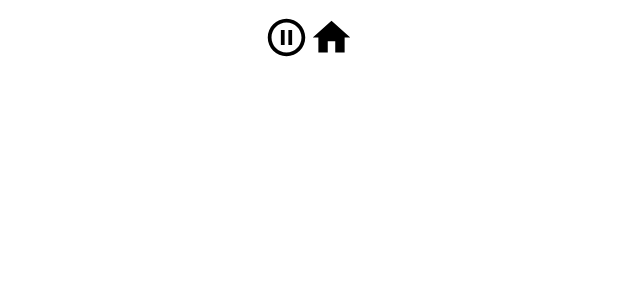
After one commit to danon21/Android-, an Android app built with Jetpack Compose: the layout activity_game.xml on its own in the app's theme, with its tools: preview values and no code run, on a phone screen of 412 x 824 dp. The commit adds this screen. Shown: the top 300 px of the screen. Run offline under Robolectric (Android 15) with nearby library versions, the phone set to English and light mode, and no system bars.

Commit message:
Главное меню работает, GameViwe встроено, но работает с ошибками

```diff
--- /dev/null
+++ b/app/src/main/res/drawable/home_30.xml
@@ -0,0 +1,5 @@
+<vector android:height="30dp" android:tint="#000000"
+    android:viewportHeight="24" android:viewportWidth="24"
+    android:width="30dp" xmlns:android="http://schemas.android.com/apk/res/android">
+    <path android:fillColor="@android:color/white" android:pathData="M10,20v-6h4v6h5v-8h3L12,3 2,12h3v8z"/>
+</vector>
--- /dev/null
+++ b/app/src/main/res/drawable/pause_circle_30.xml
@@ -0,0 +1,5 @@
+<vector android:height="30dp" android:tint="#000000"
+    android:viewportHeight="24" android:viewportWidth="24"
+    android:width="30dp" xmlns:android="http://schemas.android.com/apk/res/android">
+    <path android:fillColor="@android:color/white" android:pathData="M9,16h2L11,8L9,8v8zM12,2C6.48,2 2,6.48 2,12s4.48,10 10,10 10,-4.48 10,-10S17.52,2 12,2zM12,20c-4.41,0 -8,-3.59 -8,-8s3.59,-8 8,-8 8,3.59 8,8 -3.59,8 -8,8zM13,16h2L15,8h-2v8z"/>
+</vector>
--- /dev/null
+++ b/app/src/main/res/layout/activity_game.xml
@@ -0,0 +1,47 @@
+<?xml version="1.0" encoding="utf-8"?>
+<androidx.constraintlayout.widget.ConstraintLayout xmlns:android="http://schemas.android.com/apk/res/android"
+
+    xmlns:tools="http://schemas.android.com/tools"
+
+    tools:context=".activities.CGameActivity"
+    android:paddingHorizontal="10dp"
+    android:paddingVertical="10dp"
+    android:layout_width="match_parent"
+    android:layout_height="match_parent"
+    >
+    <LinearLayout
+        android:layout_width="match_parent"
+        android:layout_height="match_parent"
+        android:orientation="vertical">
+
+        <LinearLayout
+            android:id="@+id/buttonPanel"
+            android:layout_width="match_parent"
+            android:layout_height="30dp"
+            android:orientation="horizontal"
+            android:gravity="center_horizontal"
+            >
+
+            <ImageButton
+                android:id="@+id/btnPause"
+                android:src="@drawable/pause_circle_30"
+                android:background="?attr/selectableItemBackgroundBorderless"
+                android:layout_width="wrap_content"
+                android:layout_height="match_parent"/>
+            <ImageButton
+                android:id="@+id/btnHome"
+                android:src="@drawable/home_30"
+                android:background="?attr/selectableItemBackgroundBorderless"
+                android:layout_width="wrap_content"
+                android:layout_height="match_parent"/>
+        </LinearLayout>
+
+        <FrameLayout
+            android:id="@+id/gameContainer"
+            android:layout_width="match_parent"
+            android:layout_height="0dp"
+            android:layout_weight="1" />
+
+    </LinearLayout>
+
+</androidx.constraintlayout.widget.ConstraintLayout>
--- a/app/src/main/res/values/strings.xml
+++ b/app/src/main/res/values/strings.xml
@@ -1,3 +1,6 @@
 <resources>
     <string name="app_name">RollingMaze</string>
+    <string name="title_activity_amain_menu">AMainMenu</string>
+    <string name="title_activity_cmain_menu">CMainMenuActivity</string>
+    <string name="title_activity_cgame_actyvivty">CGameActivity</string>
 </resources>
--- a/app/src/main/res/values/themes.xml
+++ b/app/src/main/res/values/themes.xml
@@ -1,4 +1,5 @@
 <?xml version="1.0" encoding="utf-8"?>
 <resources>
-    <style name="Theme.RollingMaze" parent="android:Theme.Material.Light.NoActionBar" />
+
+    <style name="Theme.RollingMaze" parent="Theme.MaterialComponents.Light.NoActionBar" />
 </resources>
```
Also changed, not shown: app/build.gradle.kts (+8 -0 lines), app/src/main/AndroidManifest.xml (+22 -6 lines), app/src/main/java/ru/progect/rollingmaze/activities/CGameActivity.kt (added, +22 -0 lines), app/src/main/java/ru/progect/rollingmaze/activities/CMainMenuActivity.kt (added, +23 -0 lines), app/src/main/res/drawable/btn_rounded.xml (added, +10 -0 lines), app/src/main/res/layout/activity_main.xml (added, +74 -0 lines).
